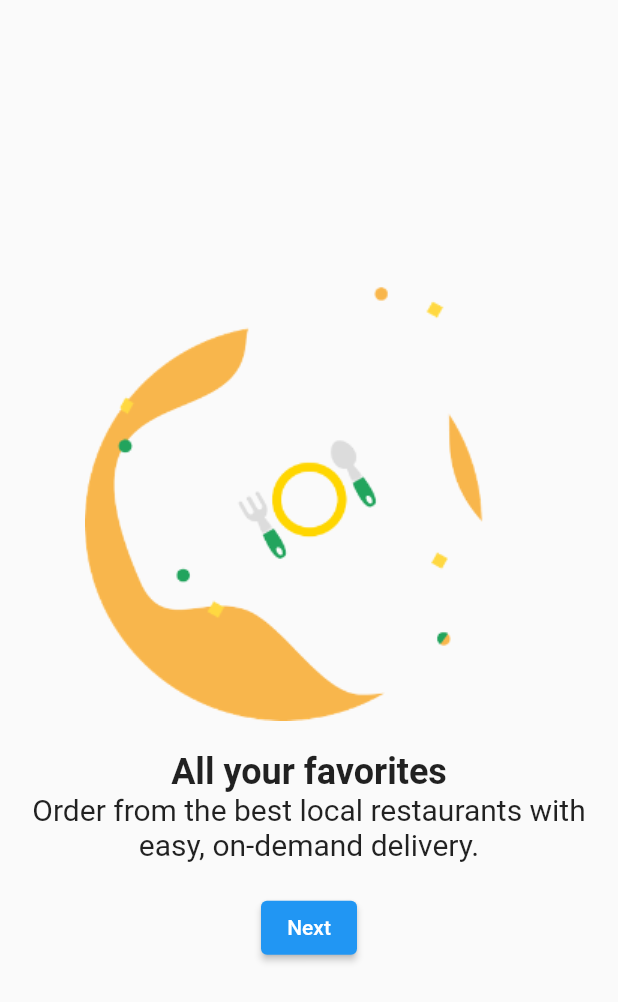
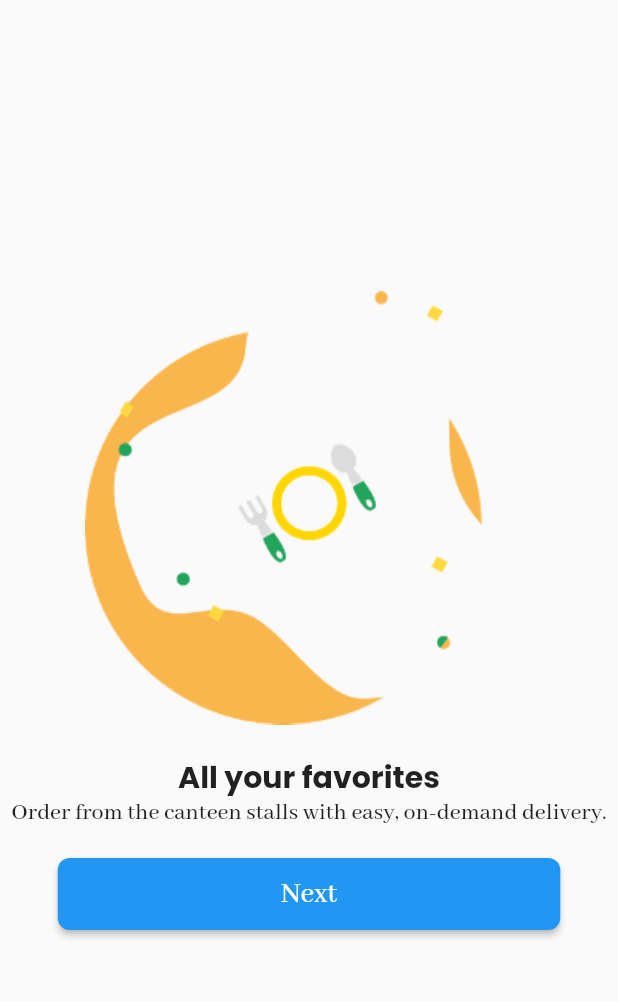
Before and after one commit to HatataMakuna/jommakan, a Flutter app: the WelcomePage screen opened directly, after a tap on "Next", on a phone screen of 412 x 824 dp. Shown: the top 1002 px of the screen. Run offline on Flutter 3.47's test engine with Material 2 defaults, Android fonts, the phone set to English and light mode, and no system bars; our stand-ins replace firebase_database; accounts and stored records are empty.

Commit message:
adding fonts

```diff
--- a/lib/pages/start.dart
+++ b/lib/pages/start.dart
@@ -23,13 +23,38 @@ class WelcomePage extends StatefulWidget {
   _WelcomePageState createState() => _WelcomePageState();
 }
 
-class _WelcomePageState extends State<WelcomePage> {
+class _WelcomePageState extends State<WelcomePage> with TickerProviderStateMixin {
+  late AnimationController _animationController;
+  late Animation<double> _animation;
   int _currentSection = 1;
+
+  @override
+  void initState() {
+    super.initState();
+    _animationController = AnimationController(
+      vsync: this,
+      duration: const Duration(milliseconds: 300),
+    );
+    _animation = Tween<double>(begin: 1.0, end: 0.0).animate(
+      CurvedAnimation(
+        parent: _animationController,
+        curve: Curves.easeOut,
+      )
+    );
+  }
+
+  @override
+  void dispose() {
+    _animationController.dispose();
+    super.dispose();
+  }
 
   void _nextSection() {
     setState(() {
       if (_currentSection < 4) {
         _currentSection++;
+        _animationController.reset();
+        _animationController.forward();
       } else {
         // Navigate to login page
         Navigator.pushReplacement(
@@ -48,9 +73,68 @@ class _WelcomePageState extends State<WelcomePage> {
           mainAxisAlignment: MainAxisAlignment.center, // Center vertically
           children: <Widget>[
             if (_currentSection == 1)
-              const Column(
+              Stack(
+                alignment: Alignment.topLeft, // Align items at the top left corner
                 children: <Widget>[
-                  // image
+                  yellowCircle(),
+                  welcomeSection1(),
+                ],
+              ),
+            if (_currentSection == 2)
+              AnimatedBuilder(
+                animation: _animation,
+                builder: (context, child) {
+                  return Transform.translate(
+                    offset: Offset(_animation.value * MediaQuery.of(context).size.width, 0),
+                    child: child,
+                  );
+                },
+                child: welcomeSection2(),
+              ),
+            if (_currentSection == 3)
+              AnimatedBuilder(
+                animation: _animationController,
+                builder: (context, child) {
+                  return Transform.translate(
+                    offset: Offset(_animation.value * MediaQuery.of(context).size.width, 0),
+                    child: child,
+                  );
+                },
+                child: welcomeSection3(),
+              ),
+            if (_currentSection == 4)
+              AnimatedBuilder(
+                animation: _animationController,
+                builder: (context, child) {
+                  return Transform.translate(
+                    offset: Offset(_animation.value * MediaQuery.of(context).size.width, 0),
+                    child: child,
+                  );
+                },
+                child: welcomeSection4(),
+              ),
+            const SizedBox(height: 20),
+            nextButton(),
+          ]
+        )
+      )
+    );
+  }
+
+  Widget yellowCircle() {
+    return Container(
+      width: 365,
+      height: 437,
+      decoration: const BoxDecoration(
+        shape: BoxShape.circle,
+        color: Color.fromARGB(209, 252, 208, 136),
+      ),
+    );
+  }
+
+  Widget welcomeSection1() {
+    return const Column(
+      children: <Widget>[
         Image(
           image: ResizeImage(
             AssetImage('images/welcome1.png'),
@@ -59,17 +143,23 @@ class _WelcomePageState extends State<WelcomePage> {
           ),
         ),
         SizedBox(height: 20),
-                  Text('Welcome', textAlign: TextAlign.center, style: TextStyle(fontSize: 24, fontWeight: FontWeight.bold,),),
+        Text(
+          'Welcome', textAlign: TextAlign.center,
+          style: TextStyle(fontSize: 20, fontFamily: 'Poppins', fontWeight: FontWeight.w700,)
+        ),
         Text(
           'It\'s a pleasure to meet you. We are excited that you\'re here so let\'s get started!',
-                    textAlign: TextAlign.center, style: TextStyle(fontSize: 20,),
+          textAlign: TextAlign.center, style: TextStyle(
+            fontSize: 16, fontFamily: 'Abhaya Libre', fontWeight: FontWeight.w500,
           ),
+        )
       ]
-              ),
-            if (_currentSection == 2)
-              const Column(
+    );
+  }
+
+  Widget welcomeSection2() {
+    return const Column(
       children: <Widget>[
-                  // image
         Image(
           image: ResizeImage(
             AssetImage('images/welcome2.png'),
@@ -78,17 +168,30 @@ class _WelcomePageState extends State<WelcomePage> {
           ),
         ),
         SizedBox(height: 20),
-                  Text('All your favorites', textAlign: TextAlign.center, style: TextStyle(fontSize: 24, fontWeight: FontWeight.bold,),),
         Text(
-                    'Order from the best local restaurants with easy, on-demand delivery.',
-                    textAlign: TextAlign.center, style: TextStyle(fontSize: 20,),
+          'All your favorites', textAlign: TextAlign.center,
+          style: TextStyle(
+            fontSize: 20,
+            fontFamily: 'Poppins',
+            fontWeight: FontWeight.w700,
           ),
+        ),
+        Text(
+          'Order from the canteen stalls with easy, on-demand delivery.',
+          textAlign: TextAlign.center,
+          style: TextStyle(
+            fontSize: 16,
+            fontFamily: 'Abhaya Libre',
+            fontWeight: FontWeight.w500,
+          )
+        )
       ]
-              ),
-            if (_currentSection == 3)
-              const Column(
+    );
+  }
+
+  Widget welcomeSection3() {
+    return const Column(
       children: <Widget>[
-                  // image
         Image(
           image: ResizeImage(
             AssetImage('images/welcome3.png'),
@@ -97,19 +200,23 @@ class _WelcomePageState extends State<WelcomePage> {
           ),
         ),
         SizedBox(height: 20),
-                  Text('Free delivery offers', textAlign: TextAlign.center, style: TextStyle(fontSize: 24, fontWeight: FontWeight.bold,),),
         Text(
-                    'Free delivery for new customers and other payment methods.',
-                    textAlign: TextAlign.center, style: TextStyle(fontSize: 20,),
+          'Free delivery offers', textAlign: TextAlign.center,
+          style: TextStyle(fontSize: 20, fontFamily: 'Poppins', fontWeight: FontWeight.w700,),
+        ),
+        Text(
+          'Free delivery for new customers and other payment methods.', textAlign: TextAlign.center,
+          style: TextStyle(fontSize: 16, fontFamily: 'Abhaya Libre', fontWeight: FontWeight.w500,),
         ),
       ]
-              ),
-            if (_currentSection == 4)
-              const Column(
+    );
+  }
+
+  Widget welcomeSection4() {
+    return const Column(
       mainAxisAlignment: MainAxisAlignment.center, // Center vertically
       crossAxisAlignment: CrossAxisAlignment.center, // Center horizontally
       children: <Widget>[
-                  // image
         Image(
           image: ResizeImage(
             AssetImage('images/welcome4.png'),
@@ -118,20 +225,49 @@ class _WelcomePageState extends State<WelcomePage> {
           ),
         ),
         SizedBox(height: 20),
-                  Text('Choose your food', textAlign: TextAlign.center, style: TextStyle(fontSize: 24, fontWeight: FontWeight.bold,),),
+        Text(
+          'Choose your food', textAlign: TextAlign.center,
+          style: TextStyle(
+            fontSize: 20,
+            fontFamily: 'Poppins',
+            fontWeight: FontWeight.w700,
+          ),
+        ),
         Text(
           'Easily find your type of food craving and you\'ll get delivery in a wide range.',
-                    textAlign: TextAlign.center, style: TextStyle(fontSize: 20,),
+          textAlign: TextAlign.center,
+          style: TextStyle(
+            fontSize: 16,
+            fontFamily: 'Abhaya Libre',
+            fontWeight: FontWeight.w500,
+          )
+        )
+      ]
+    );
+  }
+
+  Widget nextButton() {
+    return Container(
+      width: 335,
+      height: 48,
+      margin: const EdgeInsets.only(bottom: 20),
+      child: ElevatedButton(
+        onPressed: () {
+          _nextSection(); // Call the logic to move to the next section
+          _animationController.forward(); // Start the animation
+        },
+        style: ElevatedButton.styleFrom(
+          shape: RoundedRectangleBorder(
+            borderRadius: BorderRadius.circular(8.0),
           ),
-                ]
         ),
-
-            const SizedBox(height: 20),
-            ElevatedButton(
-              onPressed: _nextSection,
-              child: Text(_currentSection < 4 ? 'Next' : 'Get Started'),
-            ),
-          ]
+        child: Text(
+          _currentSection < 4 ? 'Next' : 'Get Started',
+          style: const TextStyle(
+            fontSize: 20,
+            fontFamily: 'Abhaya Libre',
+            fontWeight: FontWeight.w500,
+          )
         )
       )
     );
```
Also changed, not shown: pubspec.yaml (+18 -0 lines), fonts/AbhayaLibre-Bold.ttf (added), fonts/AbhayaLibre-ExtraBold.ttf (added), fonts/AbhayaLibre-Medium.ttf (added), fonts/AbhayaLibre-Regular.ttf (added), fonts/AbhayaLibre-SemiBold.ttf (added), fonts/Poppins-Bold.ttf (added), fonts/Poppins-Regular.ttf (added), 1 other file. Lines whose indentation alone changed are shown as unchanged.
